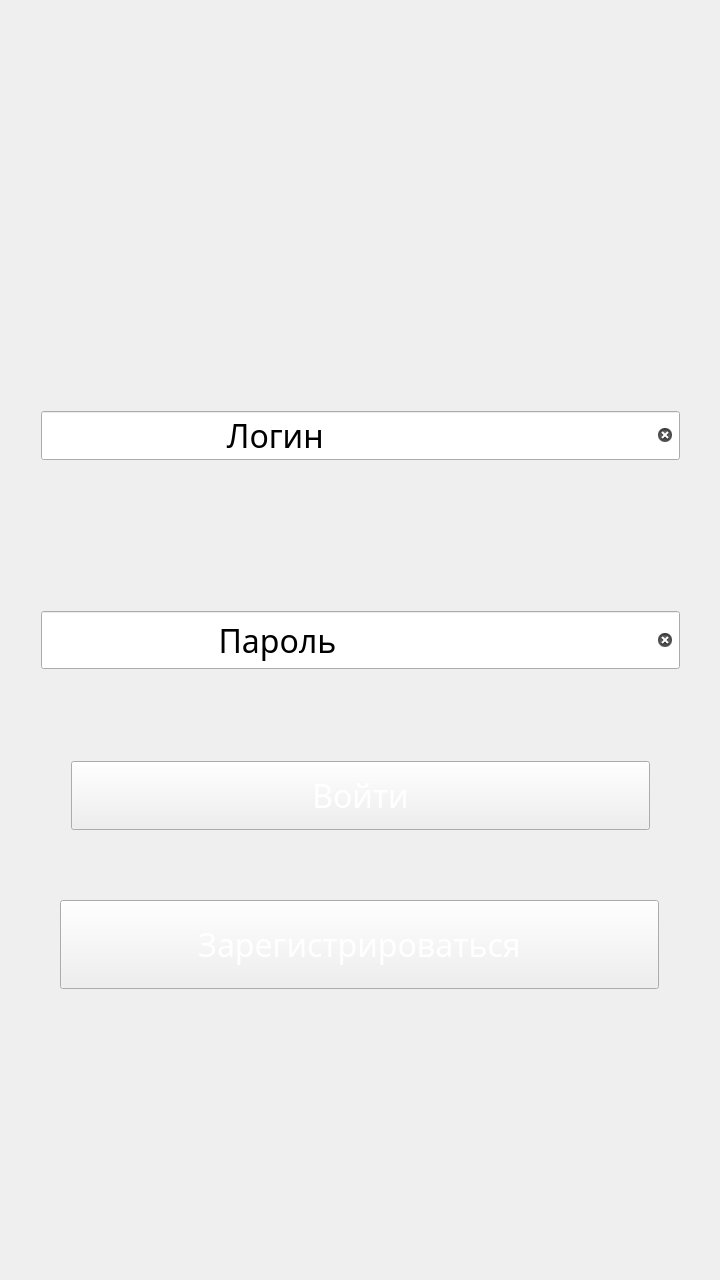
Above: IUGram/iugram.ui from alexshapran-as/course_project_RSA_CHAT before the change. Below: the same form after it.
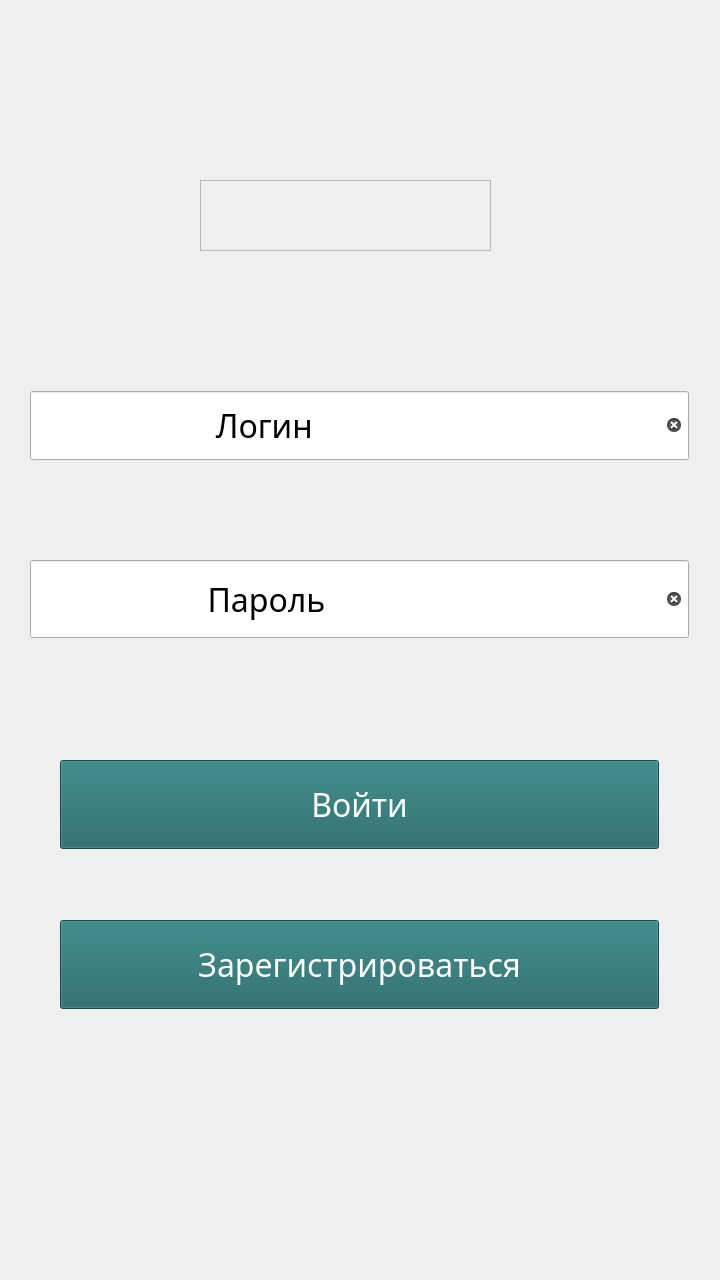
That is the form after the change. Icons and pictures are not drawn.

The edit to the form file:
```diff
--- a/IUGram/iugram.ui
+++ b/IUGram/iugram.ui
@@ -22,157 +22,147 @@
   <property name="windowTitle">
    <string>IUGram</string>
   </property>
+  <property name="autoFillBackground">
+   <bool>false</bool>
+  </property>
   <property name="styleSheet">
    <string notr="true">border-image: url(://images/firstwindow.png) 0 0 0 0 stretch stretch;</string>
   </property>
   <widget class="QWidget" name="centralWidget">
-   <widget class="QWidget" name="verticalLayoutWidget">
+   <widget class="QPushButton" name="pushButton">
     <property name="geometry">
      <rect>
-      <x>619</x>
-      <y>10</y>
-      <width>101</width>
-      <height>91</height>
+      <x>600</x>
+      <y>20</y>
+      <width>99</width>
+      <height>89</height>
      </rect>
     </property>
-    <layout class="QVBoxLayout" name="verticalLayout">
-     <item>
-      <widget class="QPushButton" name="pushButton">
-       <property name="sizePolicy">
-        <sizepolicy hsizetype="Expanding" vsizetype="Ignored">
-         <horstretch>0</horstretch>
-         <verstretch>0</verstretch>
-        </sizepolicy>
-       </property>
-       <property name="styleSheet">
-        <string notr="true">border-image: url(://images/firstwindow_info.png) 0 0 0 0 stretch stretch;</string>
-       </property>
-       <property name="text">
-        <string/>
-       </property>
-       <property name="flat">
-        <bool>true</bool>
-       </property>
-      </widget>
-     </item>
-    </layout>
+    <property name="sizePolicy">
+     <sizepolicy hsizetype="Expanding" vsizetype="Ignored">
+      <horstretch>0</horstretch>
+      <verstretch>0</verstretch>
+     </sizepolicy>
+    </property>
+    <property name="minimumSize">
+     <size>
+      <width>99</width>
+      <height>89</height>
+     </size>
+    </property>
+    <property name="maximumSize">
+     <size>
+      <width>99</width>
+      <height>89</height>
+     </size>
+    </property>
+    <property name="styleSheet">
+     <string notr="true">border-image: url(://images/firstwindow_info.png) 0 0 0 0 stretch stretch;</string>
+    </property>
+    <property name="text">
+     <string/>
+    </property>
+    <property name="flat">
+     <bool>true</bool>
+    </property>
    </widget>
-   <widget class="QWidget" name="verticalLayoutWidget_2">
+   <widget class="QLineEdit" name="lineEdit">
     <property name="geometry">
      <rect>
       <x>30</x>
-      <y>600</y>
-      <width>661</width>
-      <height>80</height>
+      <y>560</y>
+      <width>659</width>
+      <height>78</height>
      </rect>
     </property>
-    <layout class="QVBoxLayout" name="verticalLayout_2">
-     <item>
-      <widget class="QLineEdit" name="lineEdit">
-       <property name="sizePolicy">
-        <sizepolicy hsizetype="Expanding" vsizetype="Ignored">
-         <horstretch>0</horstretch>
-         <verstretch>0</verstretch>
-        </sizepolicy>
-       </property>
-       <property name="font">
-        <font>
-         <family>Calibri Light</family>
-         <pointsize>24</pointsize>
-        </font>
-       </property>
-       <property name="styleSheet">
-        <string notr="true">border-image: url(://images/firstwindow_input_field.png) 0 0 0 0 stretch stretch;</string>
-       </property>
-       <property name="text">
-        <string>                     Пароль</string>
-       </property>
-       <property name="echoMode">
-        <enum>QLineEdit::Normal</enum>
-       </property>
-       <property name="clearButtonEnabled">
-        <bool>true</bool>
-       </property>
-      </widget>
-     </item>
-    </layout>
+    <property name="sizePolicy">
+     <sizepolicy hsizetype="Expanding" vsizetype="Ignored">
+      <horstretch>0</horstretch>
+      <verstretch>0</verstretch>
+     </sizepolicy>
+    </property>
+    <property name="minimumSize">
+     <size>
+      <width>659</width>
+      <height>78</height>
+     </size>
+    </property>
+    <property name="maximumSize">
+     <size>
+      <width>659</width>
+      <height>78</height>
+     </size>
+    </property>
+    <property name="font">
+     <font>
+      <family>Calibri Light</family>
+      <pointsize>24</pointsize>
+     </font>
+    </property>
+    <property name="styleSheet">
+     <string notr="true"/>
+    </property>
+    <property name="text">
+     <string>                     Пароль</string>
+    </property>
+    <property name="echoMode">
+     <enum>QLineEdit::Normal</enum>
+    </property>
+    <property name="clearButtonEnabled">
+     <bool>true</bool>
+    </property>
    </widget>
-   <widget class="QWidget" name="verticalLayoutWidget_3">
+   <widget class="QLineEdit" name="lineEdit_2">
     <property name="geometry">
      <rect>
-      <x>60</x>
-      <y>750</y>
-      <width>601</width>
-      <height>91</height>
+      <x>30</x>
+      <y>391</y>
+      <width>659</width>
+      <height>69</height>
      </rect>
     </property>
-    <layout class="QVBoxLayout" name="verticalLayout_3">
-     <item>
-      <widget class="QPushButton" name="pushButton_2">
-       <property name="sizePolicy">
-        <sizepolicy hsizetype="Expanding" vsizetype="Ignored">
-         <horstretch>0</horstretch>
-         <verstretch>0</verstretch>
-        </sizepolicy>
-       </property>
-       <property name="palette">
-        <palette>
-         <active>
-          <colorrole role="ButtonText">
-           <brush brushstyle="SolidPattern">
-            <color alpha="255">
-             <red>255</red>
-             <green>255</green>
-             <blue>255</blue>
-            </color>
-           </brush>
-          </colorrole>
-         </active>
-         <inactive>
-          <colorrole role="ButtonText">
-           <brush brushstyle="SolidPattern">
-            <color alpha="255">
-             <red>255</red>
-             <green>255</green>
-             <blue>255</blue>
-            </color>
-           </brush>
-          </colorrole>
-         </inactive>
-         <disabled>
-          <colorrole role="ButtonText">
-           <brush brushstyle="SolidPattern">
-            <color alpha="255">
-             <red>120</red>
-             <green>120</green>
-             <blue>120</blue>
-            </color>
-           </brush>
-          </colorrole>
-         </disabled>
-        </palette>
-       </property>
-       <property name="font">
-        <font>
-         <family>Calibri Light</family>
-         <pointsize>24</pointsize>
-        </font>
-       </property>
-       <property name="styleSheet">
-        <string notr="true">border-image: url(://images/firstwindow_push_button1.png) 0 0 0 0 stretch stretch;</string>
-       </property>
-       <property name="text">
-        <string>Войти</string>
-       </property>
-      </widget>
-     </item>
-    </layout>
+    <property name="sizePolicy">
+     <sizepolicy hsizetype="Expanding" vsizetype="Ignored">
+      <horstretch>0</horstretch>
+      <verstretch>0</verstretch>
+     </sizepolicy>
+    </property>
+    <property name="minimumSize">
+     <size>
+      <width>659</width>
+      <height>69</height>
+     </size>
+    </property>
+    <property name="maximumSize">
+     <size>
+      <width>659</width>
+      <height>69</height>
+     </size>
+    </property>
+    <property name="font">
+     <font>
+      <family>Calibri Light</family>
+      <pointsize>24</pointsize>
+     </font>
+    </property>
+    <property name="layoutDirection">
+     <enum>Qt::LeftToRight</enum>
+    </property>
+    <property name="styleSheet">
+     <string notr="true"/>
+    </property>
+    <property name="text">
+     <string>                      Логин</string>
+    </property>
+    <property name="clearButtonEnabled">
+     <bool>true</bool>
+    </property>
    </widget>
    <widget class="QPushButton" name="pushButton_3">
     <property name="geometry">
      <rect>
       <x>60</x>
-      <y>900</y>
+      <y>920</y>
       <width>599</width>
       <height>89</height>
      </rect>
@@ -183,9 +173,30 @@
       <verstretch>0</verstretch>
      </sizepolicy>
     </property>
+    <property name="minimumSize">
+     <size>
+      <width>599</width>
+      <height>89</height>
+     </size>
+    </property>
+    <property name="maximumSize">
+     <size>
+      <width>599</width>
+      <height>89</height>
+     </size>
+    </property>
     <property name="palette">
      <palette>
       <active>
+       <colorrole role="Button">
+        <brush brushstyle="SolidPattern">
+         <color alpha="255">
+          <red>29</red>
+          <green>102</green>
+          <blue>101</blue>
+         </color>
+        </brush>
+       </colorrole>
        <colorrole role="ButtonText">
         <brush brushstyle="SolidPattern">
          <color alpha="255">
@@ -195,8 +206,35 @@
          </color>
         </brush>
        </colorrole>
+       <colorrole role="Base">
+        <brush brushstyle="SolidPattern">
+         <color alpha="255">
+          <red>29</red>
+          <green>102</green>
+          <blue>101</blue>
+         </color>
+        </brush>
+       </colorrole>
+       <colorrole role="Window">
+        <brush brushstyle="SolidPattern">
+         <color alpha="255">
+          <red>29</red>
+          <green>102</green>
+          <blue>101</blue>
+         </color>
+        </brush>
+       </colorrole>
       </active>
       <inactive>
+       <colorrole role="Button">
+        <brush brushstyle="SolidPattern">
+         <color alpha="255">
+          <red>29</red>
+          <green>102</green>
+          <blue>101</blue>
+         </color>
+        </brush>
+       </colorrole>
        <colorrole role="ButtonText">
         <brush brushstyle="SolidPattern">
          <color alpha="255">
@@ -206,8 +244,35 @@
          </color>
         </brush>
        </colorrole>
+       <colorrole role="Base">
+        <brush brushstyle="SolidPattern">
+         <color alpha="255">
+          <red>29</red>
+          <green>102</green>
+          <blue>101</blue>
+         </color>
+        </brush>
+       </colorrole>
+       <colorrole role="Window">
+        <brush brushstyle="SolidPattern">
+         <color alpha="255">
+          <red>29</red>
+          <green>102</green>
+          <blue>101</blue>
+         </color>
+        </brush>
+       </colorrole>
       </inactive>
       <disabled>
+       <colorrole role="Button">
+        <brush brushstyle="SolidPattern">
+         <color alpha="255">
+          <red>29</red>
+          <green>102</green>
+          <blue>101</blue>
+         </color>
+        </brush>
+       </colorrole>
        <colorrole role="ButtonText">
         <brush brushstyle="SolidPattern">
          <color alpha="255">
@@ -217,6 +282,24 @@
          </color>
         </brush>
        </colorrole>
+       <colorrole role="Base">
+        <brush brushstyle="SolidPattern">
+         <color alpha="255">
+          <red>29</red>
+          <green>102</green>
+          <blue>101</blue>
+         </color>
+        </brush>
+       </colorrole>
+       <colorrole role="Window">
+        <brush brushstyle="SolidPattern">
+         <color alpha="255">
+          <red>29</red>
+          <green>102</green>
+          <blue>101</blue>
+         </color>
+        </brush>
+       </colorrole>
       </disabled>
      </palette>
     </property>
@@ -227,51 +310,206 @@
      </font>
     </property>
     <property name="styleSheet">
-     <string notr="true">border-image: url(://images/firstwindow_push_button1.png) 0 0 0 0 stretch stretch;</string>
+     <string notr="true">background-color: rgb(29, 102, 101);</string>
     </property>
     <property name="text">
      <string>Зарегистрироваться</string>
     </property>
    </widget>
-   <widget class="QWidget" name="verticalLayoutWidget_4">
+   <widget class="QPushButton" name="pushButton_2">
     <property name="geometry">
      <rect>
-      <x>30</x>
-      <y>400</y>
-      <width>661</width>
+      <x>60</x>
+      <y>760</y>
+      <width>599</width>
+      <height>89</height>
+     </rect>
+    </property>
+    <property name="sizePolicy">
+     <sizepolicy hsizetype="Expanding" vsizetype="Ignored">
+      <horstretch>0</horstretch>
+      <verstretch>0</verstretch>
+     </sizepolicy>
+    </property>
+    <property name="minimumSize">
+     <size>
+      <width>599</width>
+      <height>89</height>
+     </size>
+    </property>
+    <property name="maximumSize">
+     <size>
+      <width>599</width>
+      <height>89</height>
+     </size>
+    </property>
+    <property name="palette">
+     <palette>
+      <active>
+       <colorrole role="Button">
+        <brush brushstyle="SolidPattern">
+         <color alpha="255">
+          <red>29</red>
+          <green>102</green>
+          <blue>101</blue>
+         </color>
+        </brush>
+       </colorrole>
+       <colorrole role="ButtonText">
+        <brush brushstyle="SolidPattern">
+         <color alpha="255">
+          <red>255</red>
+          <green>255</green>
+          <blue>255</blue>
+         </color>
+        </brush>
+       </colorrole>
+       <colorrole role="Base">
+        <brush brushstyle="SolidPattern">
+         <color alpha="255">
+          <red>29</red>
+          <green>102</green>
+          <blue>101</blue>
+         </color>
+        </brush>
+       </colorrole>
+       <colorrole role="Window">
+        <brush brushstyle="SolidPattern">
+         <color alpha="255">
+          <red>29</red>
+          <green>102</green>
+          <blue>101</blue>
+         </color>
+        </brush>
+       </colorrole>
+      </active>
+      <inactive>
+       <colorrole role="Button">
+        <brush brushstyle="SolidPattern">
+         <color alpha="255">
+          <red>29</red>
+          <green>102</green>
+          <blue>101</blue>
+         </color>
+        </brush>
+       </colorrole>
+       <colorrole role="ButtonText">
+        <brush brushstyle="SolidPattern">
+         <color alpha="255">
+          <red>255</red>
+          <green>255</green>
+          <blue>255</blue>
+         </color>
+        </brush>
+       </colorrole>
+       <colorrole role="Base">
+        <brush brushstyle="SolidPattern">
+         <color alpha="255">
+          <red>29</red>
+          <green>102</green>
+          <blue>101</blue>
+         </color>
+        </brush>
+       </colorrole>
+       <colorrole role="Window">
+        <brush brushstyle="SolidPattern">
+         <color alpha="255">
+          <red>29</red>
+          <green>102</green>
+          <blue>101</blue>
+         </color>
+        </brush>
+       </colorrole>
+      </inactive>
+      <disabled>
+       <colorrole role="Button">
+        <brush brushstyle="SolidPattern">
+         <color alpha="255">
+          <red>29</red>
+          <green>102</green>
+          <blue>101</blue>
+         </color>
+        </brush>
+       </colorrole>
+       <colorrole role="ButtonText">
+        <brush brushstyle="SolidPattern">
+         <color alpha="255">
+          <red>120</red>
+          <green>120</green>
+          <blue>120</blue>
+         </color>
+        </brush>
+       </colorrole>
+       <colorrole role="Base">
+        <brush brushstyle="SolidPattern">
+         <color alpha="255">
+          <red>29</red>
+          <green>102</green>
+          <blue>101</blue>
+         </color>
+        </brush>
+       </colorrole>
+       <colorrole role="Window">
+        <brush brushstyle="SolidPattern">
+         <color alpha="255">
+          <red>29</red>
+          <green>102</green>
+          <blue>101</blue>
+         </color>
+        </brush>
+       </colorrole>
+      </disabled>
+     </palette>
+    </property>
+    <property name="font">
+     <font>
+      <family>Calibri Light</family>
+      <pointsize>24</pointsize>
+     </font>
+    </property>
+    <property name="styleSheet">
+     <string notr="true">background-color: rgb(29, 102, 101);</string>
+    </property>
+    <property name="text">
+     <string>Войти</string>
+    </property>
+   </widget>
+   <widget class="QGraphicsView" name="graphicsView">
+    <property name="enabled">
+     <bool>false</bool>
+    </property>
+    <property name="geometry">
+     <rect>
+      <x>200</x>
+      <y>180</y>
+      <width>291</width>
       <height>71</height>
      </rect>
     </property>
-    <layout class="QVBoxLayout" name="verticalLayout_4">
-     <item>
-      <widget class="QLineEdit" name="lineEdit_2">
-       <property name="sizePolicy">
-        <sizepolicy hsizetype="Expanding" vsizetype="Ignored">
-         <horstretch>0</horstretch>
-         <verstretch>0</verstretch>
-        </sizepolicy>
-       </property>
-       <property name="font">
-        <font>
-         <family>Calibri Light</family>
-         <pointsize>24</pointsize>
-        </font>
-       </property>
-       <property name="layoutDirection">
-        <enum>Qt::LeftToRight</enum>
-       </property>
-       <property name="styleSheet">
-        <string notr="true">border-image: url(://images/firstwindow_input_field.png) 0 0 0 0 stretch stretch;</string>
-       </property>
-       <property name="text">
-        <string>                      Логин</string>
-       </property>
-       <property name="clearButtonEnabled">
-        <bool>true</bool>
-       </property>
-      </widget>
-     </item>
-    </layout>
+    <property name="minimumSize">
+     <size>
+      <width>291</width>
+      <height>71</height>
+     </size>
+    </property>
+    <property name="maximumSize">
+     <size>
+      <width>291</width>
+      <height>71</height>
+     </size>
+    </property>
+    <property name="styleSheet">
+     <string notr="true">QGraphicsView#graphicsView {border-image: url(://images/logo.png) 0 0 0 0 stretch stretch;}</string>
+    </property>
+    <property name="verticalScrollBarPolicy">
+     <enum>Qt::ScrollBarAlwaysOff</enum>
+    </property>
+    <property name="horizontalScrollBarPolicy">
+     <enum>Qt::ScrollBarAlwaysOff</enum>
+    </property>
+    <property name="resizeAnchor">
+     <enum>QGraphicsView::AnchorViewCenter</enum>
+    </property>
    </widget>
   </widget>
  </widget>
```
Left out of the diff: 14 changed lines with no effect on the pictures.
